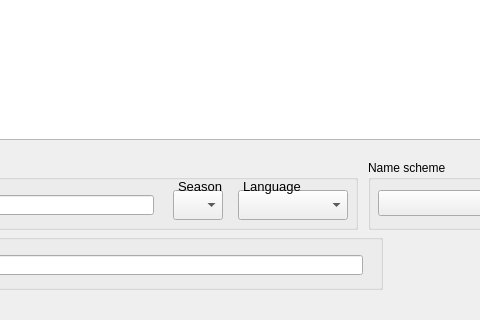
Old version of the form SeriesScraper/mainwindow.ui in the repository martinLutz1/SeriesScraper; both pictures show x 157 to 637 and y 290 to 610 of the 740 by 610 pixel window.
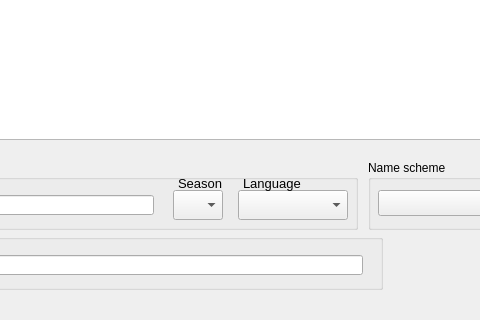
New version of the form. Icons and pictures are not drawn.

Commit message: Windows adjustments

Patch:
```diff
--- a/SeriesScraper/mainwindow.ui
+++ b/SeriesScraper/mainwindow.ui
@@ -113,7 +113,7 @@
      <property name="geometry">
       <rect>
        <x>325</x>
-       <y>18</y>
+       <y>15</y>
        <width>59</width>
        <height>16</height>
       </rect>
@@ -154,7 +154,7 @@
      <property name="geometry">
       <rect>
        <x>390</x>
-       <y>18</y>
+       <y>15</y>
        <width>60</width>
        <height>16</height>
       </rect>
```
Left out of the diff: 2 changed lines with no effect on the pictures. The commit also changes 2 other files.
